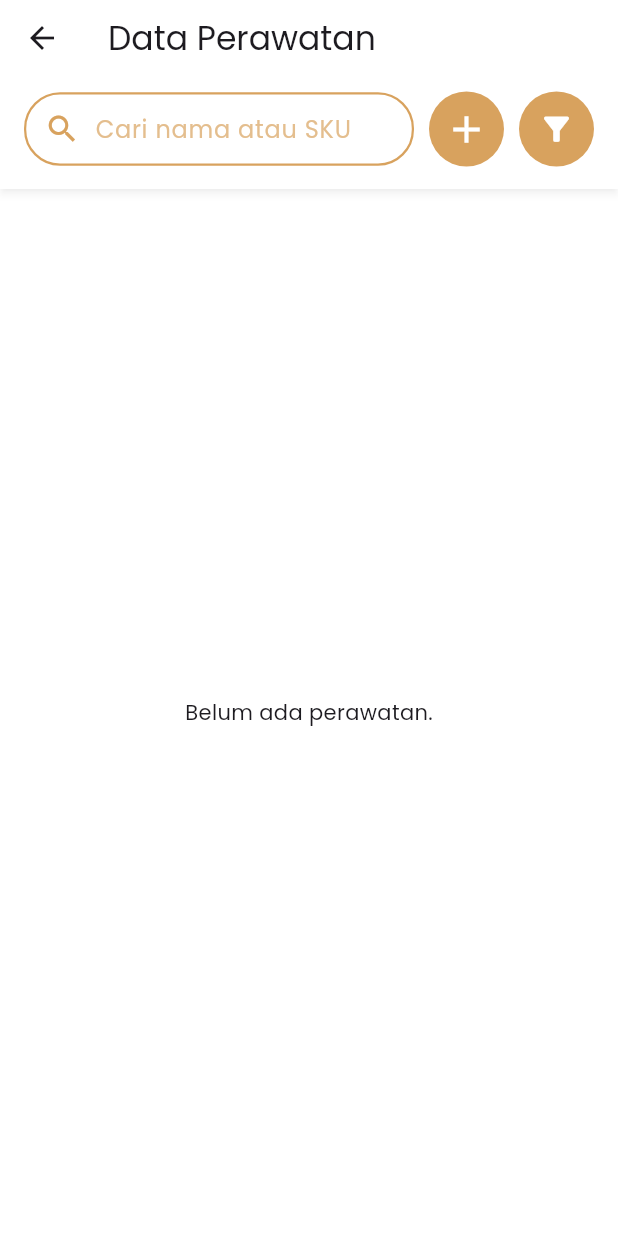
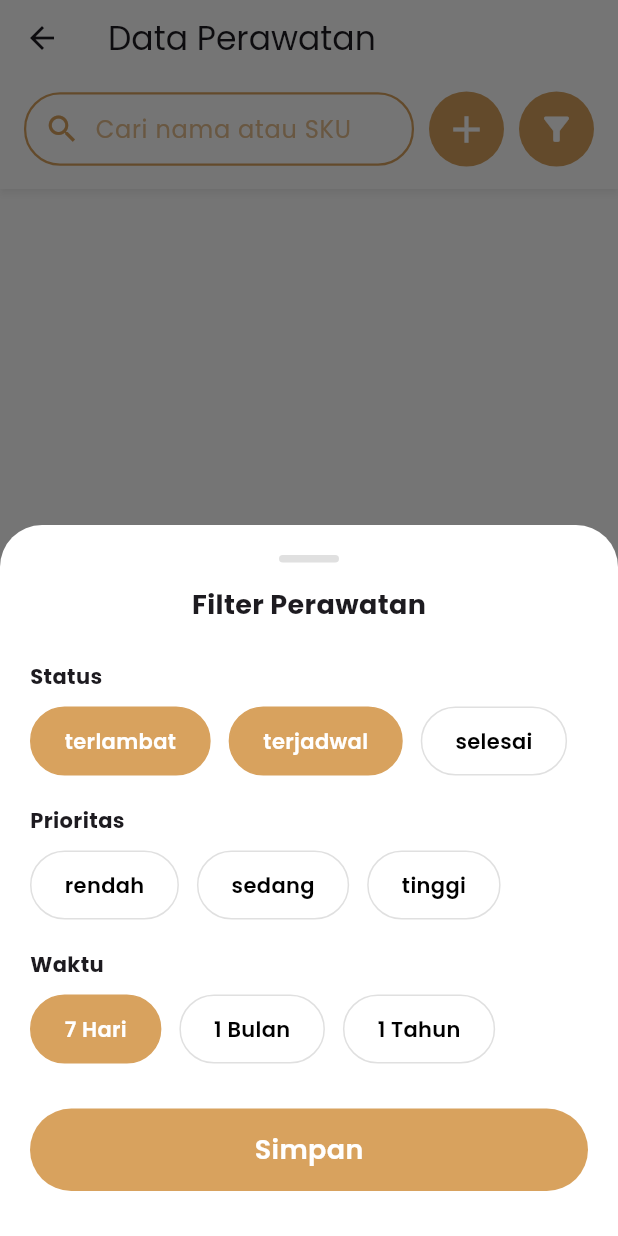
Before and after one commit to wahabsyahranie/ptkita, a Flutter app: the MaintenancePage screen opened directly, after a tap on the "filter alt" icon, on a phone screen of 412 x 824 dp. Run offline on Flutter 3.47's test engine with Material 3 defaults, Android fonts, the phone set to English and light mode, and no system bars; our stand-ins replace camera, cloud_firestore, firebase_core, firebase_storage, image_picker, permission_handler; accounts and stored records are empty; project files that could hold a hidden picture were left out.

Commit message:
filter perawatan selesai

```diff
--- /dev/null
+++ b/lib/models/maintenance_filter_model.dart
@@ -0,0 +1,11 @@
+class MaintenanceFilter {
+  final Set<String> statuses; // terlambat, terjadwal, selesai
+  final Set<String> priorities; // rendah, sedang, tinggi
+  final Duration? timeRange; // 7d, 30d, 365d
+
+  const MaintenanceFilter({
+    this.statuses = const {},
+    this.priorities = const {},
+    this.timeRange,
+  });
+}
--- a/lib/pages/maintenance/maintenance_page.dart
+++ b/lib/pages/maintenance/maintenance_page.dart
@@ -2,9 +2,11 @@ import 'dart:async';
 
 import 'package:cloud_firestore/cloud_firestore.dart';
 import 'package:flutter/material.dart';
+import 'package:flutter_kita/models/maintenance_filter_model.dart';
 import 'package:flutter_kita/models/maintenance_model.dart';
 import 'package:flutter_kita/pages/maintenance/add_edit_maintenance_page.dart';
 import 'package:flutter_kita/pages/maintenance/details_maintenance_page.dart';
+import 'package:flutter_kita/pages/maintenance/widgets/maintenance_filter_sheet.dart';
 import 'package:flutter_kita/styles/colors.dart';
 import 'package:flutter_kita/widget/search_bar_widget.dart';
 
@@ -21,11 +23,104 @@ class _MaintenancePageState extends State<MaintenancePage> {
   String _searchQuery = '';
   Timer? _searchDebounce;
 
+  // =========================
+  // FILTER STATE
+  // =========================
+  // Menyimpan filter yang sedang aktif di halaman Maintenance.
+  // Filter ini TIDAK disimpan ke Firestore, hanya untuk kebutuhan UI (client-side).
+  MaintenanceFilter? _appliedFilter;
+
+  // =========================
+  // DEFAULT FILTER (INIT STATE)
+  // =========================
+  // Default tampilan halaman Maintenance:
+  // - Menampilkan perawatan yang:
+  //   1. Status-nya TERLAMBAT atau TERJADWAL
+  //   2. Waktu perawatan berikutnya dalam 7 hari ke depan
+  //
+  // Tujuan:
+  // - Fokus ke perawatan yang perlu segera ditangani
+  // - Menghindari menampilkan data "selesai" sejak awal
+  @override
+  void initState() {
+    super.initState();
+    _appliedFilter = MaintenanceFilter(
+      statuses: {'terlambat', 'terjadwal'},
+      timeRange: const Duration(days: 7),
+    );
+  }
+
   @override
   void dispose() {
     _searchCtrl.dispose();
     _searchDebounce?.cancel();
     super.dispose();
+  }
+
+  // =========================
+  // APPLY FILTER (CLIENT SIDE)
+  // =========================
+  // Fungsi ini bertugas menyaring daftar maintenance berdasarkan filter yang aktif.
+  // Proses filtering dilakukan di sisi client karena:
+  // - Jumlah data < 100
+  // - Status bersifat turunan (derived state)
+  // - Menghindari kompleksitas index Firestore
+
+  List<Maintenance> applyFilter(
+    List<Maintenance> items,
+    MaintenanceFilter? filter,
+  ) {
+    // Jika tidak ada filter → tampilkan semua data
+    if (filter == null) return items;
+
+    final now = DateTime.now();
+
+    return items.where((m) {
+      final next = m.nextMaintenanceAt!.toDate();
+
+      // =========================
+      // FILTER STATUS
+      // =========================
+      // Status tidak hanya berdasarkan field 'status',
+      // tetapi juga hasil perbandingan waktu.
+      if (filter.statuses.isNotEmpty) {
+        // TERLAMBAT:
+        final isLate = next.isBefore(now) && m.status != 'selesai';
+        // TERJADWAL:
+        final isScheduled = next.isAfter(now) && m.status != 'selesai';
+
+        // - Filter meminta "terlambat" DAN data terlambat
+        // - Filter meminta "terjadwal" DAN data terjadwal
+        // - Filter meminta "selesai" DAN status = selesai
+        final statusMatch =
+            (filter.statuses.contains('terlambat') && isLate) ||
+            (filter.statuses.contains('terjadwal') && isScheduled) ||
+            (filter.statuses.contains('selesai') && m.status == 'selesai');
+
+        // Jika tidak cocok → buang data
+        if (!statusMatch) return false;
+      }
+
+      // =========================
+      // FILTER PRIORITY
+      // =========================
+      // Menyaring berdasarkan tingkat prioritas perawatan:
+      // rendah | sedang | tinggi
+      if (filter.priorities.isNotEmpty &&
+          !filter.priorities.contains(m.priority)) {
+        return false;
+      }
+
+      // =========================
+      // FILTER RENTANG WAKTU
+      // =========================
+      if (filter.timeRange != null &&
+          next.isAfter(now.add(filter.timeRange!))) {
+        return false;
+      }
+
+      return true;
+    }).toList();
   }
 
   // debounce search
@@ -45,6 +140,28 @@ class _MaintenancePageState extends State<MaintenancePage> {
         _searchQuery = value.toLowerCase().trim();
       });
     });
+  }
+
+  // =========================
+  // OPEN FILTER SHEET
+  // =========================
+  // Menampilkan bottom sheet untuk memilih filter maintenance.
+  // Filter lama dikirim sebagai initial value.
+  Future<void> _openFilterSheet() async {
+    final result = await showModalBottomSheet<MaintenanceFilter>(
+      context: context,
+      isScrollControlled: true,
+      backgroundColor: MyColors.white,
+      builder: (_) {
+        return MaintenanceFilterSheet(initialFilter: _appliedFilter);
+      },
+    );
+
+    if (result != null && mounted) {
+      setState(() {
+        _appliedFilter = result;
+      });
+    }
   }
 
   Query<Maintenance> _buildQuery() {
@@ -106,13 +223,6 @@ class _MaintenancePageState extends State<MaintenancePage> {
                                   const AddEditMaintenancePage(),
                             ),
                           );
-                          // if (!mounted) return;
-                          // setState(() {
-                          //   _appliedFilter = null;
-                          //   _searchQuery = '';
-                          //   _searchCtrl.clear();
-                          //   itemsToShow = 6;
-                          // });
                         },
                         icon: const Icon(
                           Icons.add,
@@ -133,8 +243,8 @@ class _MaintenancePageState extends State<MaintenancePage> {
                         borderRadius: BorderRadius.circular(25),
                       ),
                       child: IconButton(
-                        onPressed: () {},
-                        // onPressed: _openFilterSheet,
+                        // onPressed: () {},
+                        onPressed: _openFilterSheet,
                         icon: const Icon(
                           Icons.filter_alt,
                           color: Colors.white,
@@ -168,11 +278,21 @@ class _MaintenancePageState extends State<MaintenancePage> {
               return const Center(child: Text('Belum ada perawatan.'));
             }
 
-            final allIems = docs.map((d) => d.data()).toList();
+            final allItems = docs.map((d) => d.data()).toList();
 
+            // =========================
+            // FILTER BERDASARKAN MAINTENANCE FILTER
+            // =========================
+            final filteredByFilter = applyFilter(allItems, _appliedFilter);
+
+            // =========================
+            // FILTER SEARCH (NAMA / SKU)
+            // =========================
+            // Search diterapkan SETELAH filter utama,
+            // agar hasil pencarian tetap relevan.
             final filtered = _searchQuery.isEmpty
-                ? allIems
-                : allIems.where((main) {
+                ? filteredByFilter
+                : filteredByFilter.where((main) {
                     final name = (main.itemName ?? '').toLowerCase();
                     final sku = (main.sku ?? '').toLowerCase();
                     return name.contains(_searchQuery) ||
@@ -217,6 +337,17 @@ class _MaintenanceBox extends StatelessWidget {
     }
   }
 
+  Color _statusColor(String status) {
+    switch (status) {
+      case 'terlambat':
+        return Colors.orange.shade100;
+      case 'selesai':
+        return Colors.grey.shade300;
+      default:
+        return Colors.green.shade100; // terjadwal
+    }
+  }
+
   @override
   Widget build(BuildContext context) {
     final name = main.itemName;
@@ -224,7 +355,19 @@ class _MaintenanceBox extends StatelessWidget {
     final nextMaintenanceAt = _formatDate(main.nextMaintenanceAt);
     final intervalDays = main.intervalDays ?? 0;
     final priority = main.priority ?? 'rendah';
-    final status = main.status ?? '-';
+    // final status = main.status ?? '-';
+
+    // helper build qlient status
+    String _computedStatus(Maintenance m) {
+      final now = DateTime.now();
+      final next = m.nextMaintenanceAt!.toDate();
+
+      if (m.status == 'selesai') return 'selesai';
+      if (next.isBefore(now)) return 'terlambat';
+      return 'terjadwal';
+    }
+
+    final status = _computedStatus(main);
 
     return InkWell(
       borderRadius: BorderRadius.circular(12),
@@ -309,9 +452,7 @@ class _MaintenanceBox extends StatelessWidget {
                   vertical: 4,
                 ),
                 decoration: BoxDecoration(
-                  color: status == 'terlambat'
-                      ? Colors.orange.shade100
-                      : Colors.green.shade100,
+                  color: _statusColor(status),
                   borderRadius: BorderRadius.circular(12),
                 ),
                 child: Text(status, style: const TextStyle(fontSize: 12)),
--- /dev/null
+++ b/lib/pages/maintenance/widgets/maintenance_filter_sheet.dart
@@ -0,0 +1,210 @@
+import 'package:flutter/material.dart';
+import 'package:flutter_kita/models/maintenance_filter_model.dart';
+import 'package:flutter_kita/styles/colors.dart';
+
+class MaintenanceFilterSheet extends StatefulWidget {
+  final MaintenanceFilter? initialFilter;
+  const MaintenanceFilterSheet({super.key, this.initialFilter});
+
+  @override
+  State<MaintenanceFilterSheet> createState() => _MaintenanceFilterSheetState();
+}
+
+class _MaintenanceFilterSheetState extends State<MaintenanceFilterSheet> {
+  late Set<String> statuses;
+  late Set<String> priorities;
+  Duration? timeRange;
+
+  @override
+  void initState() {
+    super.initState();
+    statuses = {...?widget.initialFilter?.statuses};
+    priorities = {...?widget.initialFilter?.priorities};
+    timeRange = widget.initialFilter?.timeRange;
+  }
+
+  @override
+  Widget build(BuildContext context) {
+    return SafeArea(
+      child: Padding(
+        padding: const EdgeInsets.all(20),
+        child: Column(
+          mainAxisSize: MainAxisSize.min,
+          crossAxisAlignment: CrossAxisAlignment.start,
+          children: [
+            // =========================
+            // DRAG BAR
+            // =========================
+            Center(
+              child: Container(
+                width: 40,
+                height: 5,
+                decoration: BoxDecoration(
+                  color: Colors.grey[300],
+                  borderRadius: BorderRadius.circular(4),
+                ),
+              ),
+            ),
+            const SizedBox(height: 15),
+
+            // =========================
+            // TITLE
+            // =========================
+            const Center(
+              child: Text(
+                "Filter Perawatan",
+                style: TextStyle(fontSize: 18, fontWeight: FontWeight.w700),
+              ),
+            ),
+
+            const SizedBox(height: 25),
+
+            // =========================
+            // STATUS
+            // =========================
+            const Text("Status", style: TextStyle(fontWeight: FontWeight.w700)),
+            const SizedBox(height: 10),
+            Wrap(
+              spacing: 12,
+              children: ['terlambat', 'terjadwal', 'selesai'].map((s) {
+                return _chipButton(
+                  label: s,
+                  selected: statuses.contains(s),
+                  onTap: () {
+                    setState(() {
+                      statuses.contains(s)
+                          ? statuses.remove(s)
+                          : statuses.add(s);
+                    });
+                  },
+                );
+              }).toList(),
+            ),
+
+            const SizedBox(height: 20),
+
+            // =========================
+            // PRIORITAS
+            // =========================
+            const Text(
+              "Prioritas",
+              style: TextStyle(fontWeight: FontWeight.w700),
+            ),
+            const SizedBox(height: 10),
+            Wrap(
+              spacing: 12,
+              children: ['rendah', 'sedang', 'tinggi'].map((p) {
+                return _chipButton(
+                  label: p,
+                  selected: priorities.contains(p),
+                  onTap: () {
+                    setState(() {
+                      priorities.contains(p)
+                          ? priorities.remove(p)
+                          : priorities.add(p);
+                    });
+                  },
+                );
+              }).toList(),
+            ),
+
+            const SizedBox(height: 20),
+
+            // =========================
+            // WAKTU
+            // =========================
+            const Text("Waktu", style: TextStyle(fontWeight: FontWeight.w700)),
+            const SizedBox(height: 10),
+            Wrap(
+              spacing: 12,
+              children: [
+                _timeChip("7 Hari", const Duration(days: 7)),
+                _timeChip("1 Bulan", const Duration(days: 30)),
+                _timeChip("1 Tahun", const Duration(days: 365)),
+              ],
+            ),
+
+            const SizedBox(height: 30),
+
+            // =========================
+            // SIMPAN BUTTON
+            // =========================
+            GestureDetector(
+              onTap: () {
+                Navigator.pop(
+                  context,
+                  MaintenanceFilter(
+                    statuses: statuses,
+                    priorities: priorities,
+                    timeRange: timeRange,
+                  ),
+                );
+              },
+              child: Container(
+                height: 55,
+                decoration: BoxDecoration(
+                  color: MyColors.secondary,
+                  borderRadius: BorderRadius.circular(40),
+                ),
+                alignment: Alignment.center,
+                child: const Text(
+                  "Simpan",
+                  style: TextStyle(
+                    fontSize: 18,
+                    color: MyColors.white,
+                    fontWeight: FontWeight.w600,
+                  ),
+                ),
+              ),
+            ),
+
+            const SizedBox(height: 10),
+          ],
+        ),
+      ),
+    );
+  }
+
+  // =========================
+  // CHIP BUTTON (SAMA DENGAN INVENTORY)
+  // =========================
+  Widget _chipButton({
+    required String label,
+    required bool selected,
+    required VoidCallback onTap,
+  }) {
+    return GestureDetector(
+      onTap: onTap,
+      child: AnimatedContainer(
+        duration: const Duration(milliseconds: 180),
+        padding: const EdgeInsets.symmetric(horizontal: 22, vertical: 12),
+        decoration: BoxDecoration(
+          borderRadius: BorderRadius.circular(25),
+          color: selected ? MyColors.secondary : Colors.white,
+          border: Border.all(
+            color: selected ? MyColors.secondary : Colors.grey.shade300,
+          ),
+        ),
+        child: Text(
+          label,
+          style: TextStyle(
+            color: selected ? Colors.white : Colors.black,
+            fontWeight: FontWeight.w600,
+          ),
+        ),
+      ),
+    );
+  }
+
+  Widget _timeChip(String label, Duration value) {
+    return _chipButton(
+      label: label,
+      selected: timeRange == value,
+      onTap: () {
+        setState(() {
+          timeRange = timeRange == value ? null : value;
+        });
+      },
+    );
+  }
+}
```
